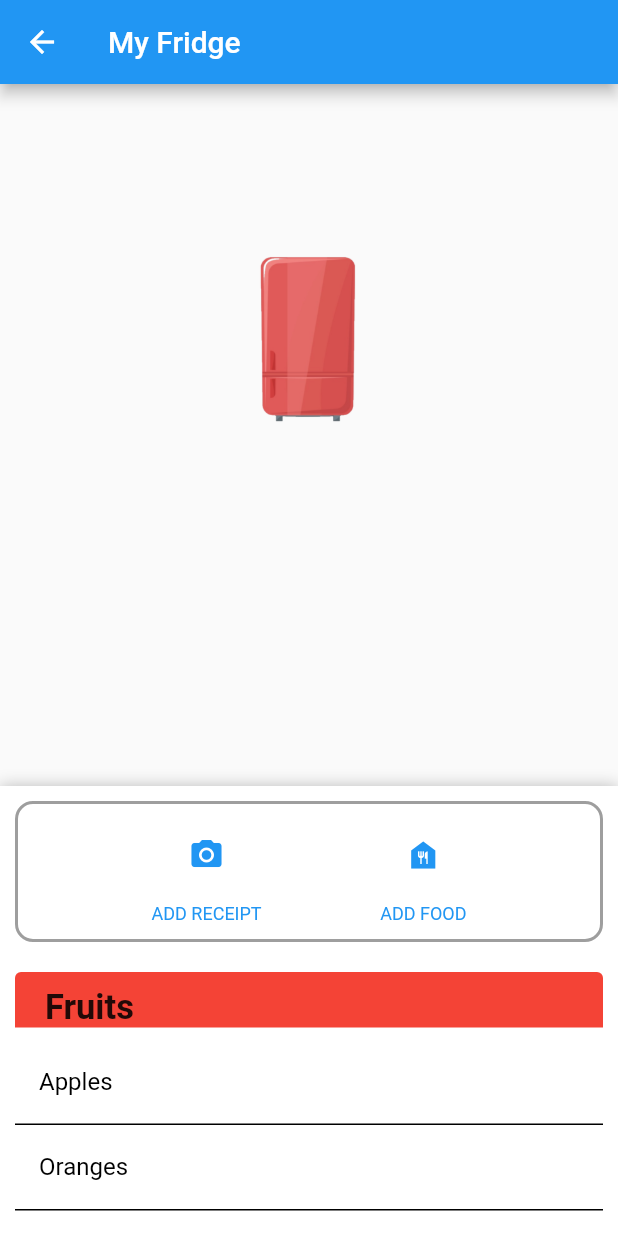
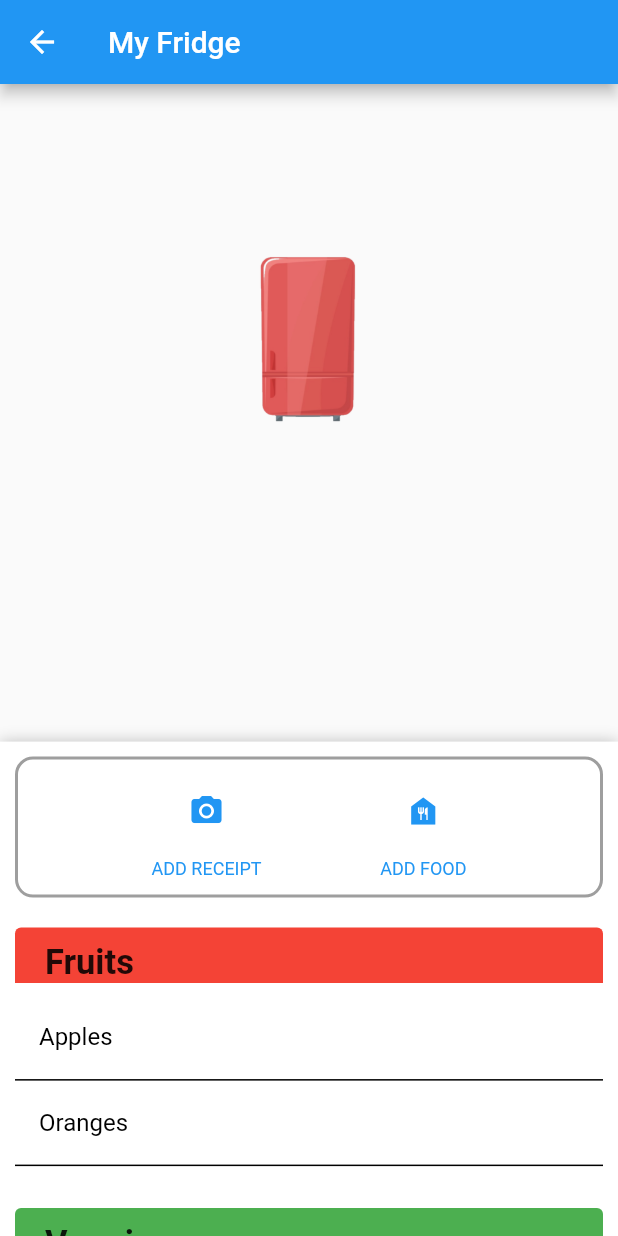
Before and after one commit to SideProjectHub/KitchenReceiptDatabase, a Flutter app: the UserFoodPage screen opened directly, on a phone screen of 412 x 824 dp. Run offline on Flutter 3.47's test engine with Material 2 defaults, Android fonts, the phone set to English and light mode, and no system bars; drawn by our look-alikes of sliding_up_panel; our stand-ins replace avatar_glow, carousel_slider, firebase_auth, flutter_signin_button, google_sign_in, image_picker and 1 more; missing offline and left inert: firebase_auth_web, firebase_core_web, google_sign_in_web, image_picker_for_web, mongo_dart; accounts and stored records are empty.

Commit message:
Fixed animation bug

```diff
--- a/frontend/lib/screens/FoodPage/Components/fridge_menu.dart
+++ b/frontend/lib/screens/FoodPage/Components/fridge_menu.dart
@@ -71,21 +71,21 @@ class RadialAnimation extends StatelessWidget {
                 color: Colors.green,
                 icon: Image.asset('assets/icons/veggies.png'),
                 clicked: () => clicked(1)),
+            _buildButton(210,
+                color: Colors.yellow,
+                icon: Image.asset('assets/icons/grains.png'),
+                clicked: () => clicked(2)),
+            _buildButton(270,
+                color: Colors.blue,
+                icon: Image.asset('assets/icons/diary.png'),
+                clicked: () => clicked(3)),
             _buildButton(90,
                 color: Colors.brown,
                 icon: Image.asset('assets/icons/meat.png'),
-                clicked: () => clicked(2)),
+                clicked: () => clicked(4)),
             _buildButton(150,
                 color: Colors.grey,
                 icon: Image.asset('assets/icons/misc.png'),
-                clicked: () => clicked(3)),
-            _buildButton(210,
-                color: Colors.yellow,
-                icon: Image.asset('assets/icons/grains.png'),
-                clicked: () => clicked(4)),
-            _buildButton(270,
-                color: Colors.blue,
-                icon: Image.asset('assets/icons/diary.png'),
                 clicked: () => clicked(5)),
             Transform.scale(
               scale: scale.value - 1.5,
--- a/frontend/lib/screens/FoodPage/user_food_page.dart
+++ b/frontend/lib/screens/FoodPage/user_food_page.dart
@@ -54,7 +54,7 @@ class _UserFoodPageState extends State<UserFoodPage> {
   //Manages animations for food_menu
   final ScrollController foodScroll = ScrollController();
 
-  final ScrollController dragScroll = ScrollController();
+  PanelController panelController = new PanelController();
 
   final List<Color> colors = [
     Colors.red,
@@ -80,12 +80,11 @@ class _UserFoodPageState extends State<UserFoodPage> {
   }
 
   setHeight() {
-    for (var i = 0; i < 6; i++) {
-      height[i] = tabKeys[i].currentContext?.size?.height ?? 0;
-      if (i > 0) {
-        height[i] = height[i] + height[i - 1];
-      }
-      print(height[i]);
+    for (var i = 1; i < 6; i++) {
+      height[i] =
+          (tabKeys[i - 1].currentContext?.size?.height ?? height[i - 1]) +
+              height[i - 1];
+      print(height);
     }
     setState(() {});
   }
@@ -94,6 +93,8 @@ class _UserFoodPageState extends State<UserFoodPage> {
     print(foodScroll.position);
     print(foodScroll.hasClients);
     if (foodScroll.hasClients) {
+      panelController.open();
+      print(height[index]);
       foodScroll.animateTo(height[index],
           duration: Duration(seconds: 1), curve: Curves.easeIn);
     }
@@ -113,8 +114,9 @@ class _UserFoodPageState extends State<UserFoodPage> {
               scrollEffect: scrollEffect,
             ),
             SlidingUpPanel(
+              controller: panelController,
               maxHeight: MediaQuery.of(context).size.height - 100,
-              minHeight: 300,
+              minHeight: MediaQuery.of(context).size.height * 0.4,
               isDraggable: true,
               panel: Container(
                 color: Colors.white70,
@@ -122,17 +124,19 @@ class _UserFoodPageState extends State<UserFoodPage> {
                   children: [
                     FoodToolbar(),
                     Expanded(
-                      child: ListView.builder(
+                      child: ListView(
+                        shrinkWrap: true,
                         controller: foodScroll,
-                        itemCount: 6,
-                        itemBuilder: (BuildContext innerContext, int index) {
+                        children: List<int>.generate(6, (i) => i)
+                            .map<Widget>((index) {
+                          print(index);
                           return FoodList(
                             key: tabKeys[index],
                             foods: widget.foods[index],
                             category: foodGroup[index],
                             color: colors[index],
                           );
-                        },
+                        }).toList(),
                       ),
                     ),
                   ],
```
